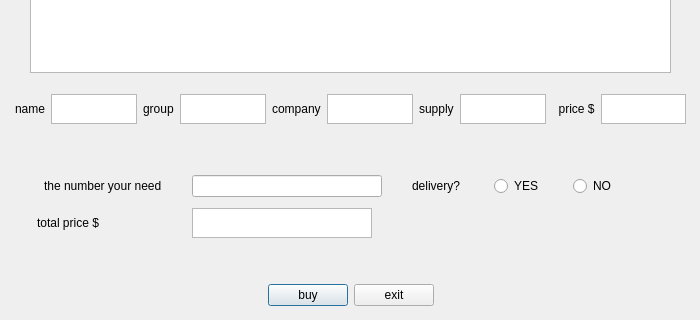
The window that abuy.ui (melika-ag8/finalfoof) describes before a commit, drawn with Qt 5; both pictures show x 0 to 700 and y 280 to 600 of the 700 by 600 pixel window.
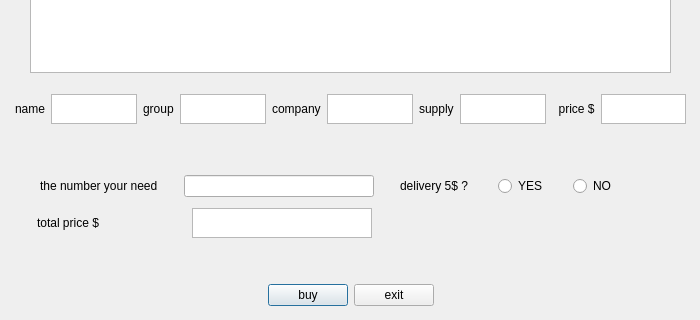
The same window after the commit. Icons and pictures are not drawn.

What changed in the file:
```diff
--- a/abuy.ui
+++ b/abuy.ui
@@ -472,7 +472,7 @@
          </sizepolicy>
         </property>
         <property name="text">
-         <string>delivery? </string>
+         <string>delivery 5$ ? </string>
         </property>
        </widget>
       </item>
```
